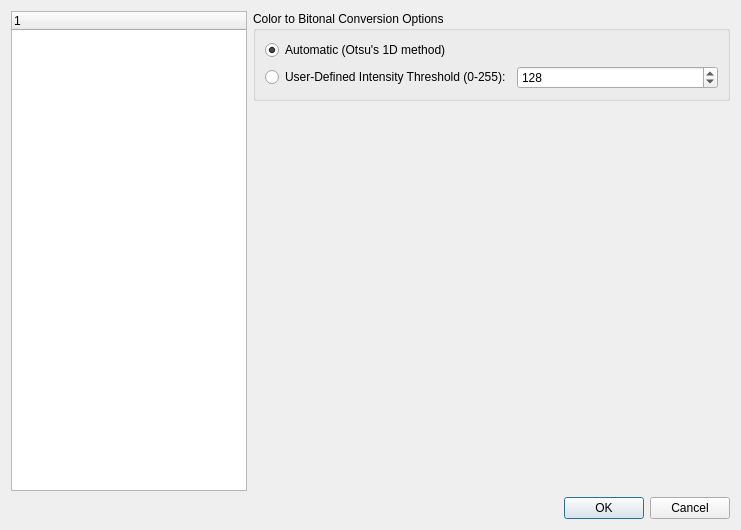
This is Pdf4QtViewer/pdfcreatebitonaldocumentdialog.ui in studio-berry/loop as Qt 5 draws it before an edit. The edited form follows.
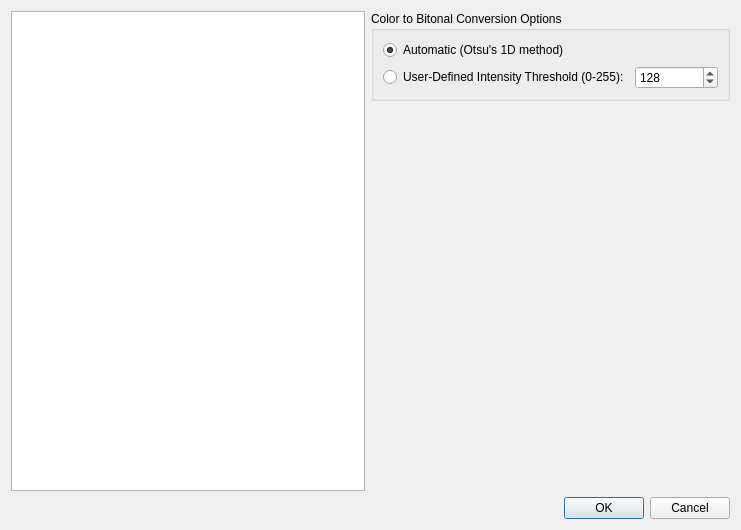
This is the edited form.

Commit message: Issue #107: Loading images

Patch:
```diff
--- a/Pdf4QtViewer/pdfcreatebitonaldocumentdialog.ui
+++ b/Pdf4QtViewer/pdfcreatebitonaldocumentdialog.ui
@@ -13,16 +13,7 @@
   <property name="windowTitle">
    <string>Create Bitonal Document</string>
   </property>
-  <layout class="QGridLayout" name="gridLayout_2" rowstretch="0,0,1,0" columnstretch="1,1,1">
-   <item row="0" column="0" rowspan="3">
-    <widget class="QTreeWidget" name="imageTreeWidget">
-     <column>
-      <property name="text">
-       <string notr="true">1</string>
-      </property>
-     </column>
-    </widget>
-   </item>
+  <layout class="QGridLayout" name="gridLayout_2" rowstretch="0,0,1,0" columnstretch="2,1,1">
    <item row="0" column="1" colspan="2">
     <widget class="QGroupBox" name="createBitonalSettingsGroupBox">
      <property name="title">
@@ -151,6 +142,16 @@
      </property>
     </widget>
    </item>
+   <item row="0" column="0" rowspan="3">
+    <widget class="QListWidget" name="imageListWidget">
+     <property name="resizeMode">
+      <enum>QListView::Adjust</enum>
+     </property>
+     <property name="viewMode">
+      <enum>QListView::IconMode</enum>
+     </property>
+    </widget>
+   </item>
   </layout>
  </widget>
  <resources/>
```
The commit also changes 4 other files.
